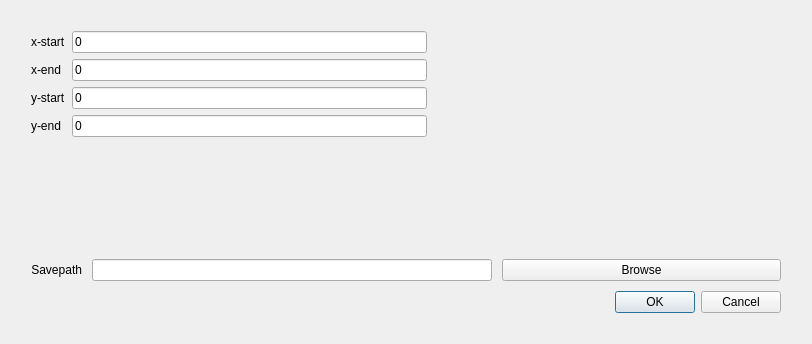
Above: ui/roi_dialog.ui from EBSP-Indexer/EBSP-Indexer before the change. Below: the same form after it.
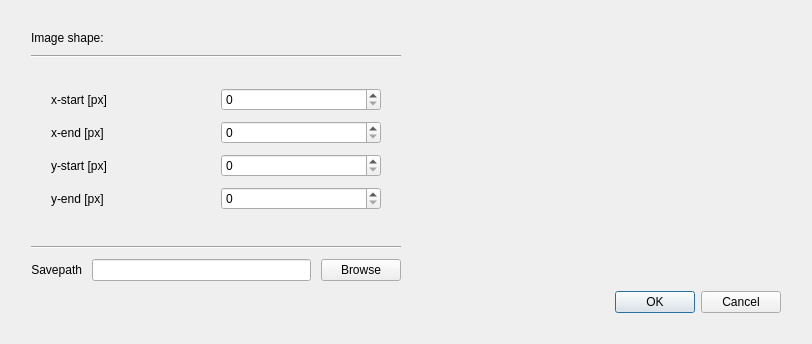
That is the form after the change. Custom widgets are drawn as their Qt base class.

```diff
--- a/ui/roi_dialog.ui
+++ b/ui/roi_dialog.ui
@@ -16,7 +16,7 @@
   <layout class="QGridLayout" name="gridLayout_2">
    <item row="4" column="0">
     <widget class="QFrame" name="centralwidget">
-     <layout class="QGridLayout" name="gridLayout" columnstretch="0,0,0">
+     <layout class="QGridLayout" name="gridLayout" columnstretch="0">
       <property name="sizeConstraint">
        <enum>QLayout::SetDefaultConstraint</enum>
       </property>
@@ -35,47 +35,138 @@
       <property name="spacing">
        <number>10</number>
       </property>
-      <item row="8" column="2">
-       <widget class="QPushButton" name="browseButton">
-        <property name="enabled">
-         <bool>true</bool>
-        </property>
-        <property name="layoutDirection">
-         <enum>Qt::LeftToRight</enum>
-        </property>
-        <property name="autoFillBackground">
-         <bool>false</bool>
-        </property>
+      <item row="3" column="0">
+       <layout class="QGridLayout" name="gridLayout_5">
+        <item row="2" column="0">
+         <layout class="QVBoxLayout" name="verticalLayout_3">
+          <item>
+           <widget class="QLabel" name="label_6">
+            <property name="text">
+             <string>Image shape:</string>
+            </property>
+           </widget>
+          </item>
+          <item>
+           <widget class="Line" name="line_2">
+            <property name="orientation">
+             <enum>Qt::Horizontal</enum>
+            </property>
+           </widget>
+          </item>
+          <item>
+           <layout class="QGridLayout" name="gridLayout_4" columnstretch="0,0">
+            <property name="leftMargin">
+             <number>20</number>
+            </property>
+            <property name="topMargin">
+             <number>20</number>
+            </property>
+            <property name="rightMargin">
+             <number>20</number>
+            </property>
+            <property name="bottomMargin">
+             <number>20</number>
+            </property>
+            <item row="4" column="0">
+             <widget class="QLabel" name="label_4">
         <property name="text">
-         <string>Browse</string>
-        </property>
-       </widget>
-      </item>
-      <item row="9" column="2">
+               <string>y-end [px]</string>
+              </property>
+              <property name="alignment">
+               <set>Qt::AlignLeading|Qt::AlignLeft|Qt::AlignVCenter</set>
+              </property>
+             </widget>
+            </item>
+            <item row="1" column="1">
+             <widget class="QSpinBox" name="spinBoxXstart"/>
+            </item>
+            <item row="3" column="0">
+             <widget class="QLabel" name="label_3">
+              <property name="text">
+               <string>y-start [px]</string>
+              </property>
+              <property name="alignment">
+               <set>Qt::AlignLeading|Qt::AlignLeft|Qt::AlignVCenter</set>
+              </property>
+             </widget>
+            </item>
+            <item row="2" column="1">
+             <widget class="QSpinBox" name="spinBoxXend"/>
+            </item>
+            <item row="2" column="0">
+             <widget class="QLabel" name="label_2">
+              <property name="text">
+               <string>x-end [px]</string>
+              </property>
+              <property name="alignment">
+               <set>Qt::AlignLeading|Qt::AlignLeft|Qt::AlignVCenter</set>
+              </property>
+             </widget>
+            </item>
+            <item row="3" column="1">
+             <widget class="QSpinBox" name="spinBoxYstart"/>
+            </item>
+            <item row="4" column="1">
+             <widget class="QSpinBox" name="spinBoxYend"/>
+            </item>
+            <item row="1" column="0">
+             <widget class="QLabel" name="label">
+              <property name="text">
+               <string>x-start [px]</string>
+              </property>
+              <property name="alignment">
+               <set>Qt::AlignLeading|Qt::AlignLeft|Qt::AlignVCenter</set>
+              </property>
+             </widget>
+            </item>
+           </layout>
+          </item>
+          <item>
+           <spacer name="verticalSpacer">
+            <property name="orientation">
+             <enum>Qt::Vertical</enum>
+            </property>
+            <property name="sizeHint" stdset="0">
+             <size>
+              <width>20</width>
+              <height>40</height>
+             </size>
+            </property>
+           </spacer>
+          </item>
+          <item>
+           <widget class="Line" name="line">
+            <property name="orientation">
+             <enum>Qt::Horizontal</enum>
+            </property>
+           </widget>
+          </item>
+         </layout>
+        </item>
+        <item row="2" column="1">
+         <widget class="MplWidget" name="mplWidget" native="true">
+          <property name="styleSheet">
+           <string notr="true">background-color: transparent</string>
+          </property>
+         </widget>
+        </item>
+        <item row="4" column="1">
        <widget class="QDialogButtonBox" name="buttonBox">
+          <property name="layoutDirection">
+           <enum>Qt::LeftToRight</enum>
+          </property>
         <property name="standardButtons">
          <set>QDialogButtonBox::Cancel|QDialogButtonBox::Ok</set>
         </property>
        </widget>
       </item>
-      <item row="7" column="1">
-       <spacer name="verticalSpacer_2">
-        <property name="orientation">
-         <enum>Qt::Vertical</enum>
-        </property>
-        <property name="sizeHint" stdset="0">
-         <size>
-          <width>20</width>
-          <height>40</height>
-         </size>
-        </property>
-       </spacer>
-      </item>
-      <item row="8" column="0">
-       <widget class="QLabel" name="pathLabel">
-        <property name="layoutDirection">
-         <enum>Qt::LeftToRight</enum>
-        </property>
+        <item row="3" column="0">
+         <layout class="QHBoxLayout" name="horizontalLayout">
+          <item>
+           <layout class="QVBoxLayout" name="verticalLayout"/>
+          </item>
+          <item>
+           <widget class="QLabel" name="label_5">
         <property name="text">
          <string>Savepath</string>
         </property>
@@ -84,156 +175,49 @@
         </property>
        </widget>
       </item>
-      <item row="0" column="1">
-       <spacer name="verticalSpacer_3">
-        <property name="orientation">
-         <enum>Qt::Vertical</enum>
-        </property>
-        <property name="sizeHint" stdset="0">
-         <size>
-          <width>20</width>
-          <height>40</height>
-         </size>
-        </property>
-       </spacer>
-      </item>
-      <item row="8" column="1">
+          <item>
        <widget class="QLineEdit" name="pathLineEdit">
         <property name="minimumSize">
          <size>
-          <width>400</width>
+              <width>200</width>
           <height>0</height>
          </size>
         </property>
        </widget>
       </item>
-     </layout>
-    </widget>
-   </item>
-   <item row="1" column="0" rowspan="2">
-    <layout class="QGridLayout" name="gridLayout_4" columnstretch="0,0,0">
-     <property name="leftMargin">
-      <number>20</number>
-     </property>
-     <property name="topMargin">
-      <number>20</number>
-     </property>
-     <property name="rightMargin">
-      <number>20</number>
-     </property>
-     <property name="bottomMargin">
-      <number>20</number>
-     </property>
-     <item row="3" column="0">
-      <widget class="QLabel" name="label_4">
-       <property name="text">
-        <string>y-end</string>
-       </property>
-       <property name="alignment">
-        <set>Qt::AlignLeading|Qt::AlignLeft|Qt::AlignVCenter</set>
-       </property>
-      </widget>
-     </item>
-     <item row="3" column="1">
-      <widget class="QLineEdit" name="lineEditYend">
-       <property name="inputMask">
-        <string>999</string>
-       </property>
-       <property name="text">
-        <string>0</string>
-       </property>
-       <property name="placeholderText">
-        <string>0</string>
-       </property>
-      </widget>
-     </item>
-     <item row="2" column="0">
-      <widget class="QLabel" name="label_3">
-       <property name="text">
-        <string>y-start</string>
-       </property>
-       <property name="alignment">
-        <set>Qt::AlignLeading|Qt::AlignLeft|Qt::AlignVCenter</set>
-       </property>
-      </widget>
-     </item>
-     <item row="0" column="1">
-      <widget class="QLineEdit" name="lineEditXstart">
-       <property name="inputMask">
-        <string>999</string>
-       </property>
-       <property name="text">
-        <string>0</string>
-       </property>
-       <property name="maxLength">
-        <number>3</number>
-       </property>
-       <property name="cursorPosition">
-        <number>3</number>
-       </property>
-       <property name="readOnly">
+          <item>
+           <widget class="QPushButton" name="browseButton">
+            <property name="enabled">
+             <bool>true</bool>
+            </property>
+            <property name="minimumSize">
+             <size>
+              <width>0</width>
+              <height>0</height>
+             </size>
+            </property>
+            <property name="layoutDirection">
+             <enum>Qt::LeftToRight</enum>
+            </property>
+            <property name="autoFillBackground">
         <bool>false</bool>
        </property>
-       <property name="placeholderText">
-        <string>0</string>
-       </property>
-      </widget>
-     </item>
-     <item row="1" column="1">
-      <widget class="QLineEdit" name="lineEditXend">
-       <property name="inputMask">
-        <string>999</string>
-       </property>
        <property name="text">
-        <string>0</string>
-       </property>
-       <property name="placeholderText">
-        <string>0</string>
-       </property>
-      </widget>
-     </item>
-     <item row="0" column="0">
-      <widget class="QLabel" name="label">
-       <property name="text">
-        <string>x-start</string>
-       </property>
-       <property name="alignment">
-        <set>Qt::AlignLeading|Qt::AlignLeft|Qt::AlignVCenter</set>
-       </property>
-      </widget>
-     </item>
-     <item row="1" column="0">
-      <widget class="QLabel" name="label_2">
-       <property name="text">
-        <string>x-end</string>
-       </property>
-       <property name="alignment">
-        <set>Qt::AlignLeading|Qt::AlignLeft|Qt::AlignVCenter</set>
-       </property>
-      </widget>
-     </item>
-     <item row="2" column="1">
-      <widget class="QLineEdit" name="lineEditYstart">
-       <property name="inputMask">
-        <string>999</string>
-       </property>
-       <property name="text">
-        <string>0</string>
-       </property>
-       <property name="placeholderText">
-        <string>0</string>
-       </property>
-      </widget>
-     </item>
-     <item row="0" column="2">
-      <spacer name="horizontalSpacer">
+             <string>Browse</string>
+            </property>
+           </widget>
+          </item>
+         </layout>
+        </item>
+        <item row="4" column="0">
+         <spacer name="verticalSpacer_2">
        <property name="orientation">
-        <enum>Qt::Horizontal</enum>
+           <enum>Qt::Vertical</enum>
        </property>
        <property name="sizeHint" stdset="0">
         <size>
-         <width>40</width>
-         <height>20</height>
+            <width>20</width>
+            <height>40</height>
         </size>
        </property>
       </spacer>
@@ -242,14 +226,17 @@
    </item>
   </layout>
  </widget>
- <tabstops>
-  <tabstop>lineEditXstart</tabstop>
-  <tabstop>lineEditXend</tabstop>
-  <tabstop>lineEditYstart</tabstop>
-  <tabstop>lineEditYend</tabstop>
-  <tabstop>pathLineEdit</tabstop>
-  <tabstop>browseButton</tabstop>
- </tabstops>
+   </item>
+  </layout>
+ </widget>
+ <customwidgets>
+  <customwidget>
+   <class>MplWidget</class>
+   <extends>QWidget</extends>
+   <header>mplwidget.h</header>
+   <container>1</container>
+  </customwidget>
+ </customwidgets>
  <resources/>
  <connections/>
 </ui>
```
Lines whose indentation alone changed are shown as unchanged.
